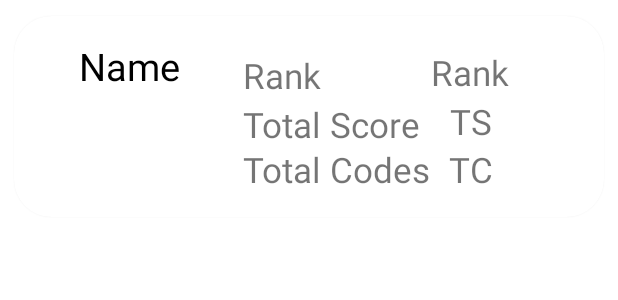
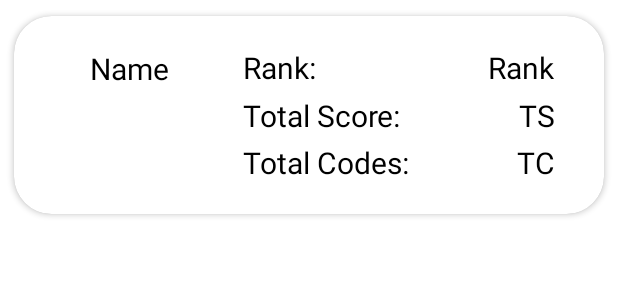
Before and after one commit to CMPUT301W23T55/PokemonQRCode, an Android app: the layout single_row.xml on its own in the app's theme, with its tools: preview values and no code run, on a phone screen of 412 x 824 dp. Shown: the top 300 px of the screen. Run offline under Robolectric (Android 15) with nearby library versions, the phone set to English and light mode, and no system bars.

Commit message:
Implemented search bar on username - TS,TC,Rank not done

```diff
--- a/app/src/main/java/com/example/pokemonqrcode/FireStoreClass.java
+++ b/app/src/main/java/com/example/pokemonqrcode/FireStoreClass.java
@@ -176,14 +176,10 @@ public class FireStoreClass implements Serializable {
                 });
     }
 
-<<<<<<< HEAD
-
-=======
     /**
      * Gets the codes associated to an account
      * @param fireStoreLIstResults
      */
->>>>>>> 030063bad0cc91887a6f5f89797f7a99af6a099c
     public void getCodesList(FireStoreLIstResults fireStoreLIstResults){
         CollectionReference docReference = db.collection("Users/"+this.userName+"/QRCodes");
 
--- a/app/src/main/res/layout/single_row.xml
+++ b/app/src/main/res/layout/single_row.xml
@@ -21,10 +21,12 @@
             android:layout_alignParentEnd="true"
             android:layout_marginStart="10dp"
             android:layout_marginEnd="250dp"
+            android:paddingTop="5dp"
+            android:paddingBottom="5dp"
             android:text="Name"
             android:textAlignment="center"
             android:textColor="#000"
-            android:textSize="25dp" />
+            android:textSize="20sp" />
 
 
         <TextView
@@ -34,10 +36,11 @@
             android:layout_below="@+id/user_name"
             android:layout_alignParentEnd="true"
             android:layout_marginStart="10dp"
-            android:layout_marginTop="-92dp"
+            android:layout_marginTop="-95dp"
             android:layout_marginEnd="7dp"
-            android:text="Rank"
-            android:textSize="23dp" />
+            android:text="Rank:"
+            android:textColor="#000"
+            android:textSize="20sp" />
 
         <TextView
             android:id="@+id/picture"
@@ -45,11 +48,12 @@
             android:layout_height="wrap_content"
             android:layout_below="@+id/user_name"
             android:layout_alignParentEnd="true"
-            android:layout_marginTop="-94dp"
-            android:textAlignment="center"
+            android:layout_marginTop="-95dp"
+            android:textAlignment="textEnd"
             android:layout_marginEnd="17dp"
             android:text="Rank"
-            android:textSize="23dp" />
+            android:textColor="#000"
+            android:textSize="20sp" />
 
         <TextView
             android:id="@+id/Labelpicture2"
@@ -58,10 +62,11 @@
             android:layout_below="@+id/user_name"
             android:layout_alignParentEnd="true"
             android:layout_marginStart="10dp"
-            android:layout_marginTop="-59dp"
+            android:layout_marginTop="-63dp"
             android:layout_marginEnd="7dp"
-            android:text="Total Score"
-            android:textSize="23dp" />
+            android:text="Total Score:"
+            android:textColor="#000"
+            android:textSize="20sp" />
 
         <TextView
             android:id="@+id/picture2"
@@ -69,11 +74,12 @@
             android:layout_height="wrap_content"
             android:layout_below="@+id/user_name"
             android:layout_alignParentEnd="true"
-            android:layout_marginTop="-61dp"
+            android:layout_marginTop="-63dp"
             android:layout_marginEnd="17dp"
             android:text="TS"
-            android:textAlignment="center"
-            android:textSize="23dp" />
+            android:textAlignment="textEnd"
+            android:textColor="#000"
+            android:textSize="20sp" />
 
         <TextView
             android:id="@+id/Labelpicture3"
@@ -81,10 +87,11 @@
             android:layout_height="30dp"
             android:layout_below="@+id/user_name"
             android:layout_alignParentEnd="true"
-            android:layout_marginTop="-29dp"
+            android:layout_marginTop="-32dp"
             android:layout_marginEnd="7dp"
-            android:text="Total Codes"
-            android:textSize="23dp" />
+            android:text="Total Codes:"
+            android:textColor="#000"
+            android:textSize="20sp" />
 
         <TextView
             android:id="@+id/picture3"
@@ -92,11 +99,12 @@
             android:layout_height="wrap_content"
             android:layout_below="@+id/user_name"
             android:layout_alignParentEnd="true"
-            android:layout_marginTop="-29dp"
+            android:layout_marginTop="-32dp"
             android:layout_marginEnd="17dp"
-            android:textAlignment="center"
             android:text="TC"
-            android:textSize="23dp" />
+            android:textAlignment="textEnd"
+            android:textColor="#000"
+            android:textSize="20sp" />
 
     </RelativeLayout>
 
```
Also changed, not shown: app/src/main/java/com/example/pokemonqrcode/SearchAdapter.java (+8 -2 lines), app/src/main/java/com/example/pokemonqrcode/SearchUserActivity.java (+38 -0 lines), app/src/main/res/drawable/search_view_bg.xml (added, +9 -0 lines), app/src/main/res/layout/activity_search_user.xml (+20 -8 lines).
